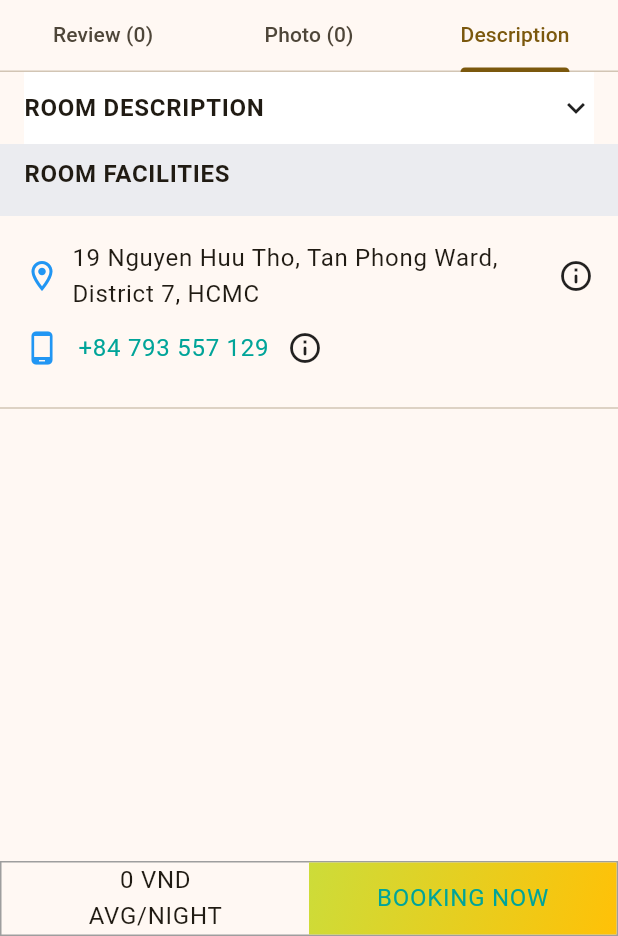
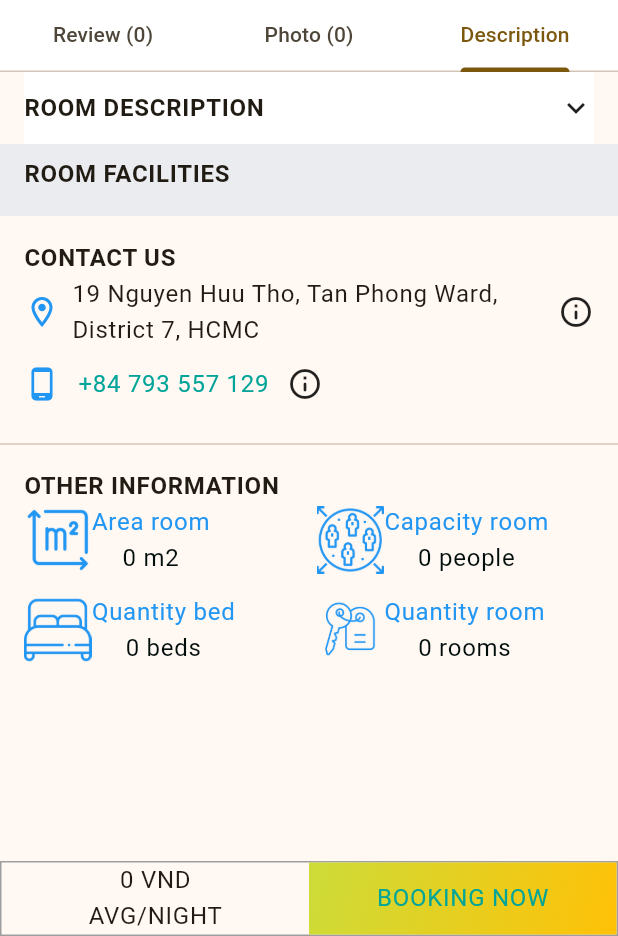
Before and after one commit to tghhyda/n100_hotel_booking, a Flutter app: the RoomDetailPage screen opened directly with empty values, tab 3 chosen, on a phone screen of 412 x 824 dp, the part 300-1236 px from its top. Run offline on Flutter 3.47's test engine with Material 2 defaults, Android fonts, the phone set to English and light mode, and no system bars; our stand-ins replace another_carousel_pro, cloud_firestore, dropdown_button2, firebase_auth, firebase_core, firebase_storage and 4 more; missing offline and left inert: just_the_tooltip; accounts and stored records are empty.

Commit message:
complete description room

```diff
--- a/lib/pages/userPages/booking/room_detail_page.dart
+++ b/lib/pages/userPages/booking/room_detail_page.dart
@@ -14,10 +14,10 @@ class RoomDetailPage extends GetView<UserController> {
   Widget build(BuildContext context) {
     final RoomModel room = Get.arguments;
 
-    return DefaultTabController(
+    return Scaffold(
+      body: DefaultTabController(
         length: 3, // Số lượng tab
-      child: Scaffold(
-        body: CustomScrollView(
+        child: CustomScrollView(
           slivers: <Widget>[
             SliverAppBar(
               iconTheme: const IconThemeData(color: Colors.black),
@@ -61,10 +61,9 @@ class RoomDetailPage extends GetView<UserController> {
               ),
               pinned: true,
             ),
-            SliverToBoxAdapter(
-              child: Column(
-                mainAxisSize: MainAxisSize.min,
-                children: [
+            SliverPersistentHeader(
+              pinned: true,
+              delegate: _SliverAppBarDelegate(
                 TabBar(
                   tabs: [
                     Tab(text: 'Review (${room.review?.length})'),
@@ -72,7 +71,6 @@ class RoomDetailPage extends GetView<UserController> {
                     const Tab(text: 'Description'),
                   ],
                 ),
-                ],
               ),
             ),
             SliverFillRemaining(
@@ -91,17 +89,18 @@ class RoomDetailPage extends GetView<UserController> {
                   // Nội dung cho tab Description
                   RoomDetailDescriptionView(
                     bodyDescription: Text(room.description),
-                    listConvenient: room.convenient,
+                    roomModel: room,
                   ),
                 ],
               ),
             ),
           ],
         ),
+      ),
       bottomNavigationBar: Container(
         decoration: BoxDecoration(
-                // color: Colors.redAccent,
-                border: Border.all(width: 1, color: Colors.grey)),
+          border: Border.all(width: 1, color: Colors.grey),
+        ),
         child: Row(
           mainAxisSize: MainAxisSize.max,
           crossAxisAlignment: CrossAxisAlignment.center,
@@ -131,10 +130,34 @@ class RoomDetailPage extends GetView<UserController> {
                     .setOnPressed(() {})
                     .build(context),
               ),
-                )
+            ),
           ],
-            )),
+        ),
       ),
     );
   }
 }
+
+class _SliverAppBarDelegate extends SliverPersistentHeaderDelegate {
+  _SliverAppBarDelegate(this._tabBar);
+
+  final TabBar _tabBar;
+
+  @override
+  double get minExtent => _tabBar.preferredSize.height;
+  @override
+  double get maxExtent => _tabBar.preferredSize.height;
+
+  @override
+  Widget build(BuildContext context, double shrinkOffset, bool overlapsContent) {
+    return Container(
+      color: Colors.white,
+      child: _tabBar,
+    );
+  }
+
+  @override
+  bool shouldRebuild(_SliverAppBarDelegate oldDelegate) {
+    return false;
+  }
+}
--- a/lib/pages/userPages/views/room_detail_description_view.dart
+++ b/lib/pages/userPages/views/room_detail_description_view.dart
@@ -10,14 +10,14 @@ import 'package:url_launcher/url_launcher.dart';
 
 class RoomDetailDescriptionView extends StatelessWidget {
   const RoomDetailDescriptionView(
-      {super.key, required this.bodyDescription, required this.listConvenient});
+      {super.key, required this.bodyDescription, required this.roomModel});
 
   final Widget? bodyDescription;
-  final List<ConvenientModel?>? listConvenient;
+  final RoomModel roomModel;
 
   List<Widget> _convertConvenient2Widget() {
     List<Widget> list = [];
-    listConvenient?.forEach((element) {
+    roomModel.convenient?.forEach((element) {
       list.add(Column(
         mainAxisSize: MainAxisSize.min,
         children: [
@@ -100,7 +100,7 @@ class RoomDetailDescriptionView extends StatelessWidget {
                   height: 8,
                 ),
                 StaggeredGrid.count(
-                  crossAxisCount: 3,
+                  crossAxisCount: 2,
                   mainAxisSpacing: 12,
                   children: _convertConvenient2Widget(),
                 )
@@ -113,7 +113,12 @@ class RoomDetailDescriptionView extends StatelessWidget {
           Container(
             padding: const EdgeInsets.symmetric(horizontal: 16, vertical: 8),
             child: Column(
+              crossAxisAlignment: CrossAxisAlignment.start,
               children: [
+                AppTextBody1Widget()
+                    .setText("CONTACT US")
+                    .setTextStyle(AppTextStyleExt.of.textBody1s)
+                    .build(context),
                 Row(
                   children: [
                     const Icon(
@@ -154,7 +159,8 @@ class RoomDetailDescriptionView extends StatelessWidget {
                     AppTooltipWidget()
                         .setIcon(const Icon(Icons.info_outline_rounded))
                         .setPreferredDirection(AxisDirection.down)
-                        .setText("Call to schedule check-in and check-out times")
+                        .setText(
+                            "Call to schedule check-in and check-out times")
                         .build(context)
                   ],
                 ),
@@ -163,19 +169,84 @@ class RoomDetailDescriptionView extends StatelessWidget {
           ),
           const Divider(),
           Container(
+            padding: const EdgeInsets.symmetric(horizontal: 16, vertical: 8),
             child: Column(
+              crossAxisAlignment: CrossAxisAlignment.start,
               children: [
-                Row(
+                AppTextBody1Widget()
+                    .setText("OTHER INFORMATION")
+                    .setTextStyle(AppTextStyleExt.of.textBody1s)
+                    .build(context),
+                StaggeredGrid.count(
+                  crossAxisSpacing: 10,
+                  mainAxisSpacing: 12,
+                  crossAxisCount: 2,
                   children: [
-
+                    _buildRoomAttribute(
+                        context,
+                        "Area room",
+                        "${roomModel.area} m2",
+                        const ImageIcon(
+                            AssetImage(
+                                'assets/roomAttributes/room_area_icon.png'),
+                            size: 45.0,
+                            color: Colors.blue)),
+                    _buildRoomAttribute(
+                        context,
+                        "Capacity room",
+                        "${roomModel.capacity} people",
+                        const ImageIcon(
+                            AssetImage(
+                                'assets/roomAttributes/room_capacity_icon.png'),
+                            size: 45.0,
+                            color: Colors.blue)),
+                    _buildRoomAttribute(
+                        context,
+                        "Quantity bed",
+                        "${roomModel.beds} beds",
+                        const ImageIcon(
+                            AssetImage('assets/roomAttributes/room_bed_icon.png'),
+                            size: 45.0,
+                            color: Colors.blue)),
+                    _buildRoomAttribute(
+                        context,
+                        "Quantity room",
+                        "${roomModel.quantity} rooms",
+                        const ImageIcon(
+                            AssetImage(
+                                'assets/roomAttributes/room_quantity_icon.png'),
+                            size: 45.0,
+                            color: Colors.blue))
                   ],
                 ),
-                Row()
               ],
             ),
-          )
+          ),
         ],
       ),
     );
   }
+
+  Widget _buildRoomAttribute(
+      BuildContext context, String title, String content, ImageIcon icon) {
+    return Row(
+      mainAxisSize: MainAxisSize.min,
+      children: [
+        icon,
+        Column(
+          crossAxisAlignment: CrossAxisAlignment.center,
+          children: [
+            AppTextBody1Widget()
+                .setText(title)
+                .setColor(Colors.blue)
+                .build(context),
+            AppTextBody1Widget()
+                .setText(content)
+                .setColor(AppColors.of.grayColor[10])
+                .build(context),
+          ],
+        )
+      ],
+    );
+  }
 }
```
Lines whose indentation alone changed are shown as unchanged.
